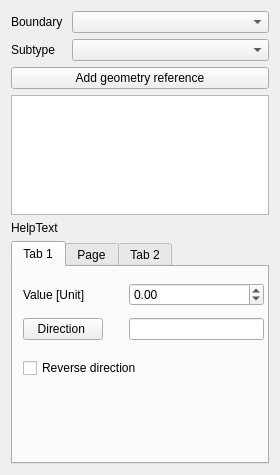
The window that src/Mod/Fem/Gui/TaskFemConstraintFluidBoundary.ui (berndhahnebach/All_FreeCAD) describes before a commit, drawn with Qt 5.
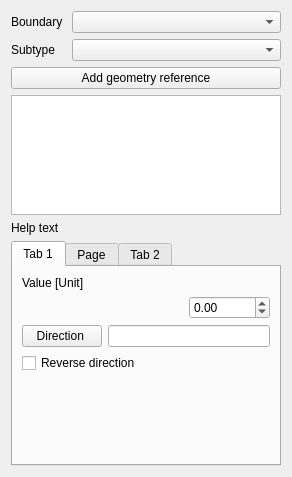
The same window after the commit. The open tabs and pages were chosen to show the change.

Commit message: bugfix: Taskview ui, typo, coding format for FluidBoundary

What changed in the file:
```diff
--- a/src/Mod/Fem/Gui/TaskFemConstraintFluidBoundary.ui
+++ b/src/Mod/Fem/Gui/TaskFemConstraintFluidBoundary.ui
@@ -6,8 +6,8 @@
    <rect>
     <x>0</x>
     <y>0</y>
-    <width>280</width>
-    <height>475</height>
+    <width>292</width>
+    <height>477</height>
    </rect>
   </property>
   <property name="windowTitle">
@@ -96,7 +96,7 @@
    <item>
     <widget class="QLabel" name="labelHelpText">
      <property name="text">
-      <string>HelpText</string>
+      <string>Help text</string>
      </property>
      <property name="wordWrap">
       <bool>true</bool>
@@ -118,40 +118,15 @@
       <attribute name="title">
        <string>Tab 1</string>
       </attribute>
-      <widget class="QCheckBox" name="checkReverse">
-       <property name="enabled">
-        <bool>true</bool>
-       </property>
-       <property name="geometry">
-        <rect>
-         <x>10</x>
-         <y>90</y>
-         <width>148</width>
-         <height>22</height>
-        </rect>
-       </property>
-       <property name="text">
-        <string>Reverse direction</string>
-       </property>
-      </widget>
-      <widget class="QWidget" name="layoutWidget">
-       <property name="geometry">
-        <rect>
-         <x>10</x>
-         <y>10</y>
-         <width>241</width>
-         <height>71</height>
-        </rect>
-       </property>
-       <layout class="QFormLayout" name="formLayout_3">
-        <item row="0" column="0">
+      <layout class="QVBoxLayout" name="verticalLayout_3">
+       <item>
          <widget class="QLabel" name="labelBoundaryValue">
           <property name="enabled">
            <bool>true</bool>
           </property>
           <property name="minimumSize">
            <size>
-            <width>100</width>
+           <width>50</width>
             <height>0</height>
            </size>
           </property>
@@ -160,11 +135,41 @@
           </property>
          </widget>
         </item>
-        <item row="0" column="1">
+       <item>
+        <layout class="QHBoxLayout" name="layoutBoundaryValue">
+         <item>
+          <spacer name="horizontalSpacer">
+           <property name="orientation">
+            <enum>Qt::Horizontal</enum>
+           </property>
+           <property name="sizeType">
+            <enum>QSizePolicy::Expanding</enum>
+           </property>
+           <property name="sizeHint" stdset="0">
+            <size>
+             <width>40</width>
+             <height>20</height>
+            </size>
+           </property>
+          </spacer>
+         </item>
+         <item>
          <widget class="QDoubleSpinBox" name="spinBoundaryValue">
           <property name="enabled">
            <bool>true</bool>
           </property>
+           <property name="sizePolicy">
+            <sizepolicy hsizetype="Preferred" vsizetype="Fixed">
+             <horstretch>0</horstretch>
+             <verstretch>0</verstretch>
+            </sizepolicy>
+           </property>
+           <property name="minimumSize">
+            <size>
+             <width>80</width>
+             <height>0</height>
+            </size>
+           </property>
           <property name="minimum">
            <double>-99999.000000000000000</double>
           </property>
@@ -176,17 +181,33 @@
           </property>
          </widget>
         </item>
-        <item row="1" column="0">
+        </layout>
+       </item>
+       <item>
+        <layout class="QHBoxLayout" name="layoutDirection">
+         <item>
          <widget class="QPushButton" name="buttonDirection">
+           <property name="sizePolicy">
+            <sizepolicy hsizetype="Preferred" vsizetype="Fixed">
+             <horstretch>0</horstretch>
+             <verstretch>0</verstretch>
+            </sizepolicy>
+           </property>
+           <property name="maximumSize">
+            <size>
+             <width>16777215</width>
+             <height>16777215</height>
+            </size>
+           </property>
           <property name="text">
            <string>Direction </string>
           </property>
          </widget>
         </item>
-        <item row="1" column="1">
+         <item>
          <widget class="QLineEdit" name="lineDirection">
           <property name="sizePolicy">
-           <sizepolicy hsizetype="Expanding" vsizetype="Expanding">
+            <sizepolicy hsizetype="MinimumExpanding" vsizetype="Fixed">
             <horstretch>0</horstretch>
             <verstretch>0</verstretch>
            </sizepolicy>
@@ -197,6 +218,12 @@
             <height>0</height>
            </size>
           </property>
+           <property name="maximumSize">
+            <size>
+             <width>16777215</width>
+             <height>16777215</height>
+            </size>
+           </property>
           <property name="baseSize">
            <size>
             <width>0</width>
@@ -206,7 +233,43 @@
          </widget>
         </item>
        </layout>
-      </widget>
+       </item>
+       <item>
+        <widget class="QCheckBox" name="checkReverse">
+         <property name="enabled">
+          <bool>true</bool>
+         </property>
+         <property name="minimumSize">
+          <size>
+           <width>160</width>
+           <height>0</height>
+          </size>
+         </property>
+         <property name="maximumSize">
+          <size>
+           <width>200</width>
+           <height>16777215</height>
+          </size>
+         </property>
+         <property name="text">
+          <string>Reverse direction</string>
+         </property>
+        </widget>
+       </item>
+       <item>
+        <spacer name="verticalSpacer">
+         <property name="orientation">
+          <enum>Qt::Vertical</enum>
+         </property>
+         <property name="sizeHint" stdset="0">
+          <size>
+           <width>20</width>
+           <height>7</height>
+          </size>
+         </property>
+        </spacer>
+       </item>
+      </layout>
      </widget>
      <widget class="QWidget" name="tabTurbulenceBoundary">
       <attribute name="title">
```
Left out of the diff: 144 changed lines with no effect on the pictures. Lines whose indentation alone changed are shown as unchanged. The commit also changes 4 other files.
